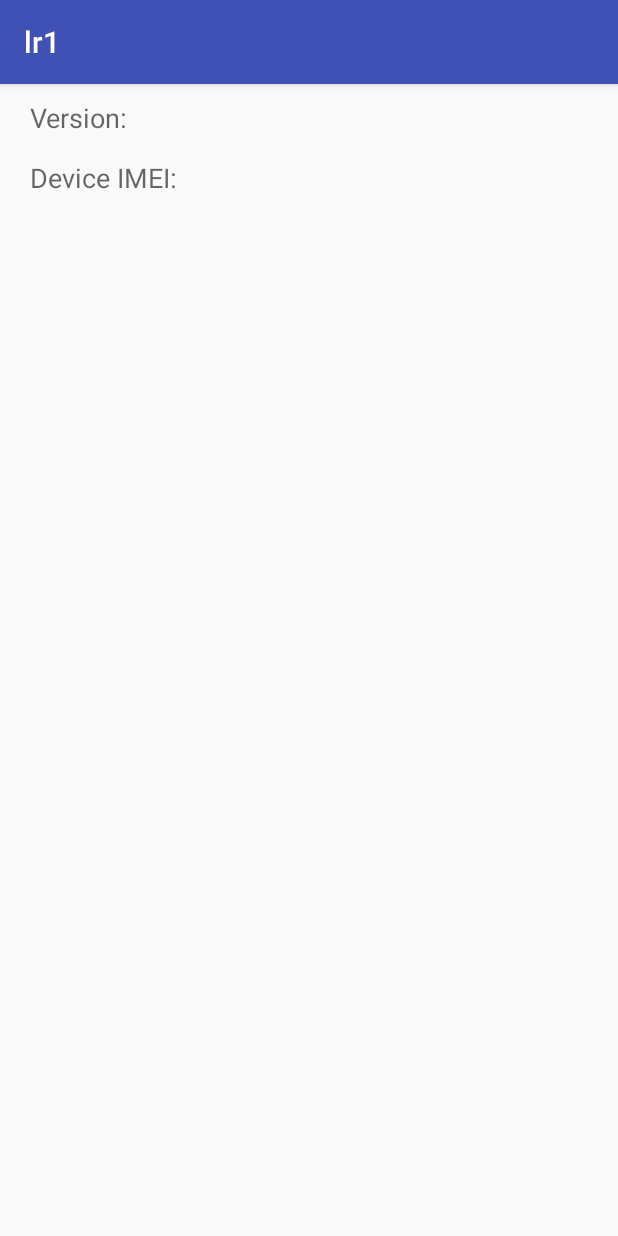
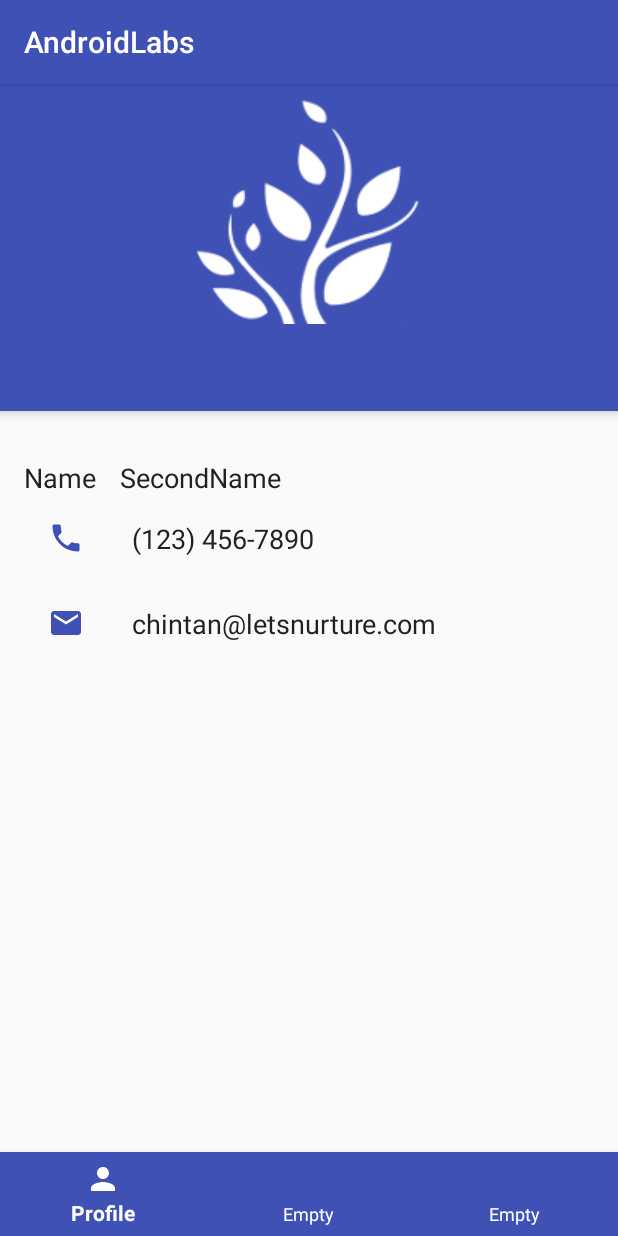
Before and after one commit to PalinaSh/LabWork-Android, an Android app: the screen it shows after launch (MainActivity), on a phone screen of 412 x 824 dp. Run offline under Robolectric (Android 15) with nearby library versions, the phone set to English and light mode, and no system bars.

Commit message:
Added profile page

```diff
--- a/app/build.gradle
+++ b/app/build.gradle
@@ -92,7 +92,9 @@ dependencies {
     implementation"org.jetbrains.kotlin:kotlin-stdlib-jdk7:$kotlin_version"
     implementation 'androidx.appcompat:appcompat:1.0.0'
     implementation 'androidx.constraintlayout:constraintlayout:2.0.0-alpha2'
+    implementation 'com.google.android.material:material:1.0.0'
     testImplementation 'junit:junit:4.12'
     androidTestImplementation 'androidx.test:runner:1.1.0-beta02'
     androidTestImplementation 'androidx.test.espresso:espresso-core:3.1.0-beta02'
+
 }
--- a/app/src/main/java/com/example/palina/lr1/MainActivity.kt
+++ b/app/src/main/java/com/example/palina/lr1/MainActivity.kt
@@ -9,7 +9,12 @@ import androidx.core.app.ActivityCompat
 import androidx.core.content.ContextCompat
 import androidx.appcompat.app.AlertDialog
 import android.telephony.TelephonyManager
+import android.view.View
 import android.widget.TextView
+import androidx.appcompat.widget.Toolbar
+import com.google.android.material.floatingactionbutton.FloatingActionButton
+import com.google.android.material.snackbar.Snackbar
+
 
 class MainActivity : AppCompatActivity() {
 
@@ -20,12 +25,13 @@ class MainActivity : AppCompatActivity() {
         super.onCreate(savedInstanceState)
         setContentView(R.layout.activity_main)
 
-        val versionTextView: TextView = findViewById(R.id.versionTextView)
-        versionTextView.text = BuildConfig.VERSION_NAME
+        val fab: FloatingActionButton? = findViewById(R.id.photo_camera)
+        //val versionTextView: TextView = findViewById(R.id.versionTextView)
+        //versionTextView.text = BuildConfig.VERSION_NAME
 
-        imeiTextView = findViewById(R.id.imeiTextView)
+        //imeiTextView = findViewById(R.id.imeiTextView)
 
-        getDeviceIMEI()
+        //getDeviceIMEI()
     }
 
     private fun getDeviceIMEI(){
--- /dev/null
+++ b/app/src/main/res/drawable/ic_email_blue.xml
@@ -0,0 +1,12 @@
+<?xml version="1.0" encoding="utf-8"?>
+<vector xmlns:android="http://schemas.android.com/apk/res/android"
+        android:width="24dp"
+        android:height="24dp"
+        android:viewportWidth="24.0"
+        android:viewportHeight="24.0">
+
+    <path
+            android:fillColor="@color/colorPrimary"
+            android:pathData="M20,4L4,4c-1.1,0 -1.99,0.9 -1.99,2L2,18c0,1.1 0.9,2 2,2h16c1.1,0 2,-0.9 2,-2L22,6c0,-1.1 -0.9,-2 -2,-2zM20,8l-8,5 -8,-5L4,6l8,5 8,-5v2z"/>
+
+</vector>
--- /dev/null
+++ b/app/src/main/res/drawable/ic_person.xml
@@ -0,0 +1,10 @@
+<?xml version="1.0" encoding="utf-8"?>
+<vector xmlns:android="http://schemas.android.com/apk/res/android"
+        android:width="32dp"
+        android:height="32dp"
+        android:viewportWidth="24.0"
+        android:viewportHeight="24.0">
+    <path
+            android:fillColor="#FFFFFFFF"
+            android:pathData="M12,12c2.21,0 4,-1.79 4,-4s-1.79,-4 -4,-4 -4,1.79 -4,4 1.79,4 4,4zM12,14c-2.67,0 -8,1.34 -8,4v2h16v-2c0,-2.66 -5.33,-4 -8,-4z"/>
+</vector>
--- /dev/null
+++ b/app/src/main/res/drawable/ic_phone_blue.xml
@@ -0,0 +1,12 @@
+<?xml version="1.0" encoding="utf-8"?>
+
+<vector xmlns:android="http://schemas.android.com/apk/res/android"
+        android:autoMirrored="true"
+        android:height="24dp"
+        android:viewportHeight="24.0"
+        android:viewportWidth="24.0"
+        android:width="24dp">
+
+    <path android:fillColor="@color/colorPrimary"
+          android:pathData="M6.62,10.79c1.44,2.83 3.76,5.14 6.59,6.59l2.2,-2.2c0.27,-0.27 0.67,-0.36 1.02,-0.24 1.12,0.37 2.33,0.57 3.57,0.57 0.55,0 1,0.45 1,1V20c0,0.55 -0.45,1 -1,1 -9.39,0 -17,-7.61 -17,-17 0,-0.55 0.45,-1 1,-1h3.5c0.55,0 1,0.45 1,1 0,1.25 0.2,2.45 0.57,3.57 0.11,0.35 0.03,0.74 -0.25,1.02l-2.2,2.2z"/>
+</vector>
--- a/app/src/main/res/layout/activity_main.xml
+++ b/app/src/main/res/layout/activity_main.xml
@@ -1,5 +1,5 @@
 <?xml version="1.0" encoding="utf-8"?>
-<androidx.constraintlayout.widget.ConstraintLayout
+<androidx.coordinatorlayout.widget.CoordinatorLayout
     xmlns:android="http://schemas.android.com/apk/res/android"
     xmlns:tools="http://schemas.android.com/tools"
     xmlns:app="http://schemas.android.com/apk/res-auto"
@@ -7,7 +7,58 @@
     android:layout_height="match_parent"
     tools:context=".MainActivity">
 
-    <TextView
+    <com.google.android.material.appbar.AppBarLayout
+            android:id="@+id/app_bar"
+            android:layout_width="match_parent"
+            android:layout_height="218dp"
+            android:background="@color/colorPrimary"
+            android:theme="@style/AppTheme.AppBarOverlay">
+
+        <com.google.android.material.appbar.CollapsingToolbarLayout
+                android:id="@+id/toolbar_layout"
+                android:layout_width="match_parent"
+                android:layout_height="match_parent"
+                android:fitsSystemWindows="true"
+                app:contentScrim="?attr/colorPrimary"
+                app:expandedTitleMarginEnd="64dp"
+                app:expandedTitleMarginStart="48dp"
+                app:layout_scrollFlags="scroll|exitUntilCollapsed">
+
+            <ImageView
+                    android:layout_width="match_parent"
+                    android:layout_height="170dp"
+                    android:scaleType="centerInside"
+                    android:adjustViewBounds="true"
+                    android:src="@drawable/ln_logo"
+                    app:layout_collapseMode="parallax"
+                    app:layout_collapseParallaxMultiplier="0.7"
+                    android:contentDescription="@string/description_photo"/>
+
+            <androidx.appcompat.widget.Toolbar
+                    android:id="@+id/toolbar"
+                    android:layout_width="match_parent"
+                    android:layout_height="match_parent"
+                    android:minHeight="?android:attr/actionBarSize"
+                    app:layout_collapseMode="pin"
+                    app:layout_scrollFlags="scroll|exitUntilCollapsed"
+                    app:popupTheme="@style/AppTheme.PopupOverlay"/>
+
+        </com.google.android.material.appbar.CollapsingToolbarLayout>
+
+    </com.google.android.material.appbar.AppBarLayout>
+
+    <include layout="@layout/profile_content" />
+
+    <com.google.android.material.floatingactionbutton.FloatingActionButton
+            android:id="@+id/photo_camera"
+            android:layout_width="wrap_content"
+            android:layout_height="wrap_content"
+            android:layout_margin="16dp"
+            android:src="@drawable/photo_camera_black"
+            app:layout_anchor="@id/app_bar"
+            app:layout_anchorGravity="bottom|end" />
+
+    <!--<TextView
         android:layout_width="match_parent"
         android:layout_height="wrap_content"
         android:layout_weight="1"
@@ -56,6 +107,18 @@
         android:layout_marginStart="150dp"
 
         app:layout_constraintTop_toTopOf="parent"
-        android:layout_marginTop="54dp"/>
+        android:layout_marginTop="54dp"/>-->
 
-</androidx.constraintlayout.widget.ConstraintLayout>
+    <FrameLayout android:layout_width="match_parent" android:layout_height="match_parent">
+        <com.google.android.material.bottomnavigation.BottomNavigationView
+                android:id="@+id/bottom_navigation"
+                android:layout_width="match_parent"
+                android:layout_height="wrap_content"
+                android:layout_gravity="bottom"
+                app:itemBackground="@color/colorPrimary"
+                app:itemIconTint="@color/colorWhite"
+                app:itemTextColor="@color/colorWhite"
+                app:menu="@menu/bottom_menu"/>
+    </FrameLayout>
+
+</androidx.coordinatorlayout.widget.CoordinatorLayout>
--- /dev/null
+++ b/app/src/main/res/layout/profile_content.xml
@@ -0,0 +1,103 @@
+<?xml version="1.0" encoding="utf-8"?>
+<androidx.core.widget.NestedScrollView
+        xmlns:android="http://schemas.android.com/apk/res/android"
+        xmlns:tools="http://schemas.android.com/tools"
+        xmlns:app="http://schemas.android.com/apk/res-auto"
+        android:layout_width="match_parent"
+        android:layout_height="match_parent"
+        android:layout_marginTop="16dp"
+        android:padding="16dp"
+        app:layout_behavior="@string/appbar_scrolling_view_behavior"
+        tools:showIn="@layout/activity_main">
+
+    <LinearLayout
+            android:layout_width="match_parent"
+            android:layout_height="wrap_content"
+            android:orientation="vertical">
+
+        <RelativeLayout
+                android:layout_width="match_parent"
+                android:layout_height="wrap_content"
+                android:background="?attr/selectableItemBackground"
+                android:focusable="true">
+
+            <TextView
+                    android:id="@+id/name"
+                    android:layout_width="wrap_content"
+                    android:layout_height="wrap_content"
+                    android:text="Name"
+                    android:layout_marginEnd="16dp"
+                    android:textAppearance="@style/TextAppearance.AppCompat.Medium"
+                    android:textColor="#212121" />
+
+            <TextView
+                    android:id="@+id/secondName"
+                    android:layout_width="wrap_content"
+                    android:layout_height="wrap_content"
+                    android:layout_toEndOf="@id/name"
+                    android:text="SecondName"
+                    android:textAppearance="@style/TextAppearance.AppCompat.Medium"
+                    android:textColor="#212121" />
+
+        </RelativeLayout>
+
+        <RelativeLayout
+                android:layout_width="match_parent"
+                android:layout_height="wrap_content"
+                android:background="?attr/selectableItemBackground"
+                android:focusable="true"
+                android:padding="16dp">
+
+            <ImageView
+                    android:id="@+id/ivContactItem1"
+                    android:layout_width="wrap_content"
+                    android:layout_height="wrap_content"
+                    android:layout_centerVertical="true"
+                    android:src="@drawable/ic_phone_blue"
+                    android:layout_marginEnd="16dp"
+                    android:contentDescription="@string/description_telephone"/>
+
+            <TextView
+                    android:id="@+id/tvNumber1"
+                    android:layout_width="wrap_content"
+                    android:layout_height="wrap_content"
+                    android:layout_toEndOf="@id/ivContactItem1"
+                    android:text="(123) 456-7890"
+                    android:layout_marginStart="16dp"
+                    android:textAppearance="@style/TextAppearance.AppCompat.Medium"
+                    android:textColor="#212121" />
+
+        </RelativeLayout>
+
+        <RelativeLayout
+                android:layout_width="match_parent"
+                android:layout_height="wrap_content"
+                android:background="?attr/selectableItemBackground"
+                android:focusable="true">
+
+            <ImageView
+                    android:id="@+id/ivContactItem3"
+                    android:layout_width="wrap_content"
+                    android:layout_height="wrap_content"
+                    android:layout_centerVertical="true"
+                    android:src="@drawable/ic_email_blue"
+                    android:contentDescription="@string/description_email"
+                    android:padding="16dp"/>
+
+            <TextView
+                    android:id="@+id/tvNumber3"
+                    android:layout_width="wrap_content"
+                    android:layout_height="wrap_content"
+                    android:layout_toEndOf="@id/ivContactItem3"
+                    android:ellipsize="end"
+                    android:maxLines="1"
+                    android:text="chintan@letsnurture.com"
+                    android:textAppearance="@style/TextAppearance.AppCompat.Medium"
+                    android:textColor="#212121"
+                    android:padding="16dp"/>
+
+        </RelativeLayout>
+
+    </LinearLayout>
+
+</androidx.core.widget.NestedScrollView>
--- a/app/src/main/res/menu/bottom_menu.xml
+++ b/app/src/main/res/menu/bottom_menu.xml
@@ -4,19 +4,17 @@
     <item
         android:id="@+id/action_favorites"
         android:enabled="true"
-        android:icon="@drawable/ic_favorite_white_24dp"
-        android:title="@string/text_favorites"
+        android:icon="@drawable/ic_person"
+        android:title="@string/text_profile"
         app:showAsAction="ifRoom"/>
     <item
         android:id="@+id/action_schedules"
         android:enabled="true"
-        android:icon="@drawable/ic_access_time_white_24dp"
-        android:title="@string/text_schedules"
+        android:title="@string/text_empty"
         app:showAsAction="ifRoom"/>
     <item
         android:id="@+id/action_music"
         android:enabled="true"
-        android:icon="@drawable/ic_audiotrack_white_24dp"
-        android:title="@string/text_music"
+        android:title="@string/text_empty"
         app:showAsAction="ifRoom"/>
 </menu>
--- a/app/src/main/res/values/strings.xml
+++ b/app/src/main/res/values/strings.xml
@@ -1,11 +1,13 @@
 <resources>
-    <string name="app_name">lr1</string>
+    <string name="app_name">AndroidLabs</string>
     <string name="permissionText">The app needs a permission to access your phone functions, because the app has to show you your device IMEI</string>
     <string name="permissionTitle">Explanation</string>
     <string name="noPermission">No permission</string>
     <string name="version">Version: </string>
     <string name="IMEI">Device IMEI: </string>
-    <string name="text_favorites">Favorite</string>
-    <string name="text_schedules">Schedule</string>
-    <string name="text_music">Music</string>
+    <string name="text_profile">Profile</string>
+    <string name="text_empty">Empty</string>
+    <string name="description_telephone">Phone</string>
+    <string name="description_email">Email</string>
+    <string name="description_photo">Photo</string>
 </resources>
--- a/app/src/main/res/values/styles.xml
+++ b/app/src/main/res/values/styles.xml
@@ -8,4 +8,8 @@
         <item name="colorAccent">@color/colorAccent</item>
     </style>
 
+    <style name="AppTheme.AppBarOverlay" parent="ThemeOverlay.AppCompat.Dark.ActionBar" />
+
+    <style name="AppTheme.PopupOverlay" parent="ThemeOverlay.AppCompat.Light" />
+
 </resources>
```
Also changed, not shown: app/src/main/res/drawable/ln_logo.png (added), app/src/main/res/drawable/photo_camera_black.png (added).
